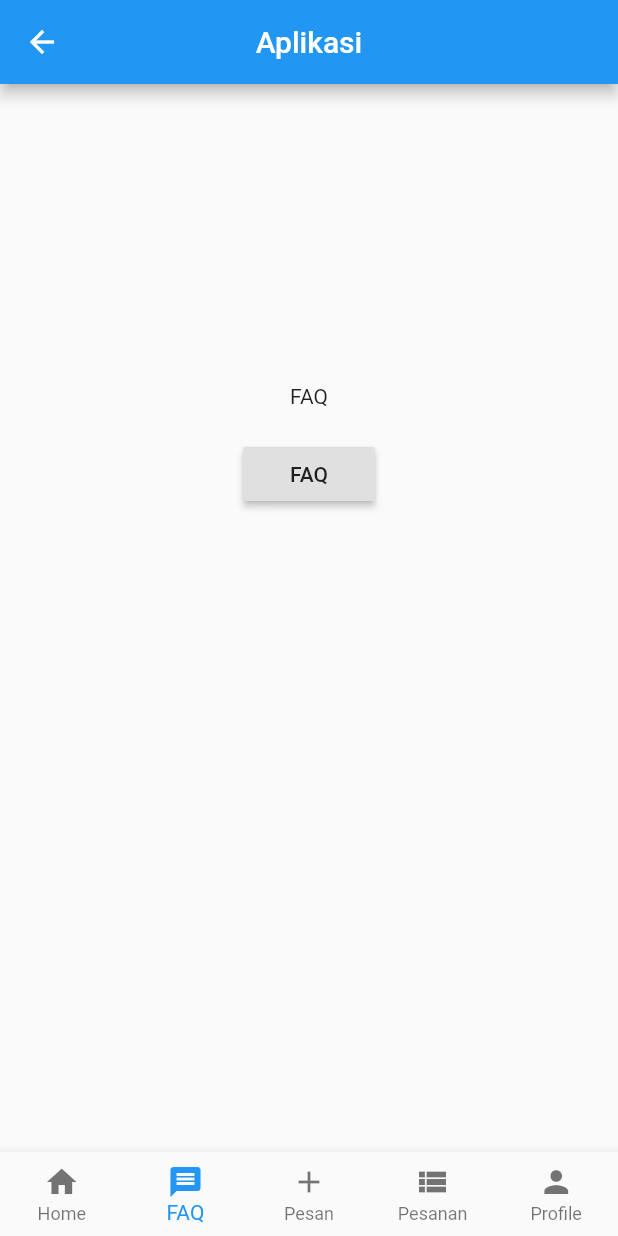
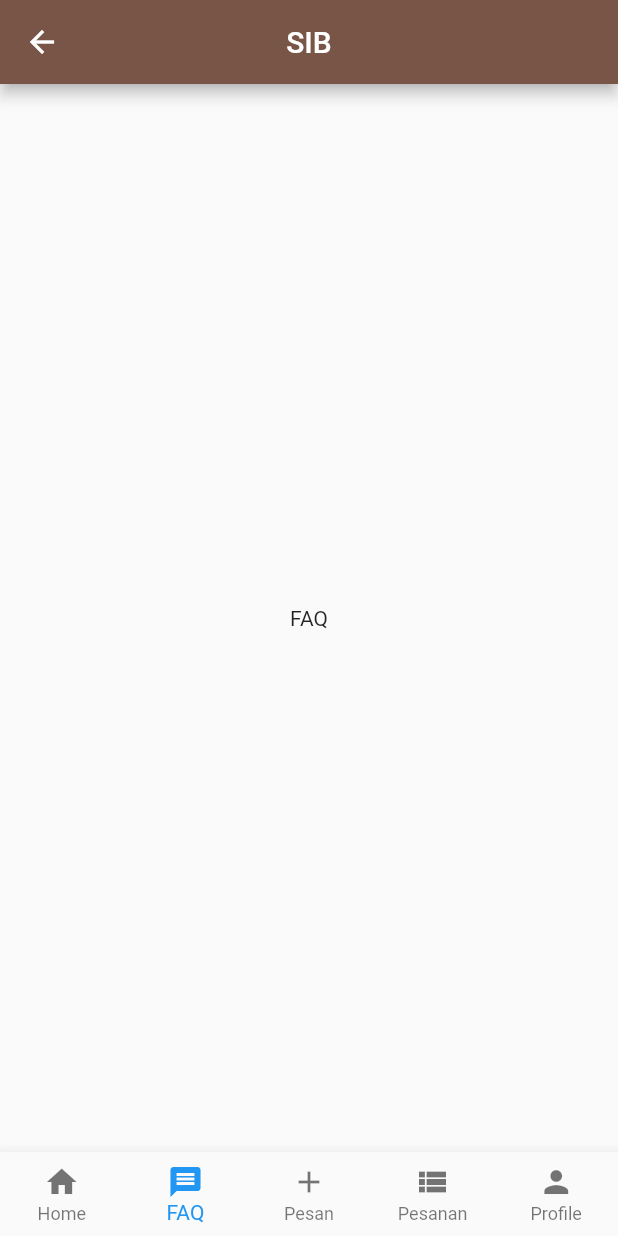
Before and after one commit to ssjrama/alternatif, a Flutter app: the BottomNavigation screen opened directly, item 2 of the bottom bar chosen, on a phone screen of 412 x 824 dp. Run offline on Flutter 3.47's test engine with Material 2 defaults, Android fonts, the phone set to English and light mode, and no system bars.

Commit message:
Tema dan Ikon

```diff
--- a/lib/main.dart
+++ b/lib/main.dart
@@ -14,6 +14,8 @@ import 'package:alternatif/view/faq.dart';
 void main() {
   runApp(MaterialApp(
     title: 'Alternatif',
+    theme: ThemeData(
+        primaryColor: Colors.brown[500], accentColor: Colors.brown[300]),
     initialRoute: '/',
     routes: {
       '/': (context) => Login(),
--- a/lib/view/auth/login.dart
+++ b/lib/view/auth/login.dart
@@ -9,6 +9,7 @@ class Login extends StatelessWidget {
     return Scaffold(
       appBar: AppBar(
         title: Text('Log In'),
+        centerTitle: true,
         leading: Container(),
       ),
       body: Center(
@@ -54,7 +55,7 @@ class Login extends StatelessWidget {
                           ),
                           TextSpan(
                             text: 'Daftar.',
-                            style: Styles.p.copyWith(color: Colors.blue[500]),
+                            style: Styles.p.copyWith(color: Colors.brown[500]),
                             recognizer: TapGestureRecognizer()
                               ..onTap = () => {
                                     Navigator.pushNamed(context, '/register'),
@@ -69,7 +70,7 @@ class Login extends StatelessWidget {
                     child: RichText(
                       text: TextSpan(
                           text: 'Lupa Password ?',
-                          style: Styles.p.copyWith(color: Colors.blue[500]),
+                          style: Styles.p.copyWith(color: Colors.brown[500]),
                           recognizer: TapGestureRecognizer()
                             ..onTap = () => {
                                   Navigator.pushNamed(context, '/home'),
--- a/lib/view/auth/register.dart
+++ b/lib/view/auth/register.dart
@@ -8,6 +8,7 @@ class Register extends StatelessWidget {
     return Scaffold(
       appBar: AppBar(
         title: Text('Register'),
+        centerTitle: true,
       ),
       body: Center(
         child: Container(
--- a/lib/view/faq.dart
+++ b/lib/view/faq.dart
@@ -3,22 +3,6 @@ import 'package:flutter/material.dart';
 class Faq extends StatelessWidget {
   @override
   Widget build(BuildContext context) {
-    return Padding(
-      padding: const EdgeInsets.fromLTRB(0, 200.0, 0, 0),
-      child: Column(
-        children: [
-          Center(
-            child: Text('FAQ'),
-          ),
-          SizedBox(
-            height: 20.0,
-          ),
-          RaisedButton(
-            onPressed: () {},
-            child: Text('FAQ'),
-          )
-        ],
-      ),
-    );
+    return Text('FAQ');
   }
 }
--- a/lib/view/home/content.dart
+++ b/lib/view/home/content.dart
@@ -5,7 +5,7 @@ class Content extends StatelessWidget {
   Widget build(BuildContext context) {
     return Scaffold(
       appBar: AppBar(
-        title: Text('Alternatif'),
+        title: Text('SIB'),
         centerTitle: true,
       ),
       body: Padding(
--- a/lib/view/list/detail.dart
+++ b/lib/view/list/detail.dart
@@ -5,7 +5,7 @@ class Detail extends StatelessWidget {
   Widget build(BuildContext context) {
     return Scaffold(
       appBar: AppBar(
-        title: Text('Alternatif'),
+        title: Text('SIB'),
         centerTitle: true,
       ),
       body: Padding(
--- a/lib/view/list/list.dart
+++ b/lib/view/list/list.dart
@@ -4,7 +4,7 @@ class ListPesan extends StatelessWidget {
   @override
   Widget build(BuildContext context) {
     return Padding(
-      padding: const EdgeInsets.fromLTRB(0, 200.0, 0, 0),
+      padding: const EdgeInsets.fromLTRB(0, 200, 0, 0),
       child: Column(
         children: [
           Center(
--- a/lib/view/list/payment.dart
+++ b/lib/view/list/payment.dart
@@ -5,7 +5,7 @@ class Payment extends StatelessWidget {
   Widget build(BuildContext context) {
     return Scaffold(
       appBar: AppBar(
-        title: Text('Alternatif'),
+        title: Text('SIB'),
         centerTitle: true,
       ),
       body: Padding(
--- a/lib/view/profile/update_profile.dart
+++ b/lib/view/profile/update_profile.dart
@@ -5,7 +5,7 @@ class UpdateProfile extends StatelessWidget {
   Widget build(BuildContext context) {
     return Scaffold(
       appBar: AppBar(
-        title: Text('Alternatif'),
+        title: Text('SIB'),
         centerTitle: true,
       ),
       body: Padding(
--- a/lib/widgets/bottom_navigation.dart
+++ b/lib/widgets/bottom_navigation.dart
@@ -48,7 +48,7 @@ class _BottomNavigationState extends State<BottomNavigation> {
   Widget build(BuildContext context) {
     return Scaffold(
       appBar: AppBar(
-        title: const Text('Aplikasi'),
+        title: const Text('SIB'),
         centerTitle: true,
       ),
       body: Center(
--- a/lib/widgets/styled_flat_button.dart
+++ b/lib/widgets/styled_flat_button.dart
@@ -13,8 +13,8 @@ class StyledFlatButton extends StatelessWidget {
   @override
   Widget build(BuildContext context) {
     return FlatButton(
-      color: Colors.blue[500],
-      splashColor: Colors.blue[200],
+      color: Colors.brown[500],
+      splashColor: Colors.brown[200],
       child: Padding(
         padding: EdgeInsets.symmetric(vertical: 18.0),
         child: Text(
@@ -32,7 +32,7 @@ class StyledFlatButton extends StatelessWidget {
       shape: RoundedRectangleBorder(
         borderRadius: BorderRadius.circular(radius ?? 4.0),
         side: BorderSide(
-          color: Colors.blue[500],
+          color: Colors.brown[500],
           width: 2,
         ),
       ),
```
Also changed, not shown: lib/styles/styles.dart (+2 -5 lines), lib/view/order.dart (+1 -17 lines), pubspec.yaml (+9 -4 lines), assets/icon/icon.png (added), pubspec.lock, 22 other files.
